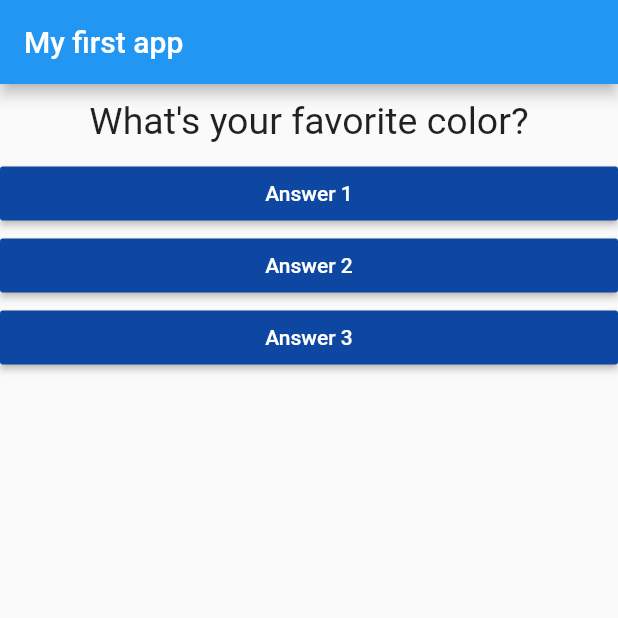
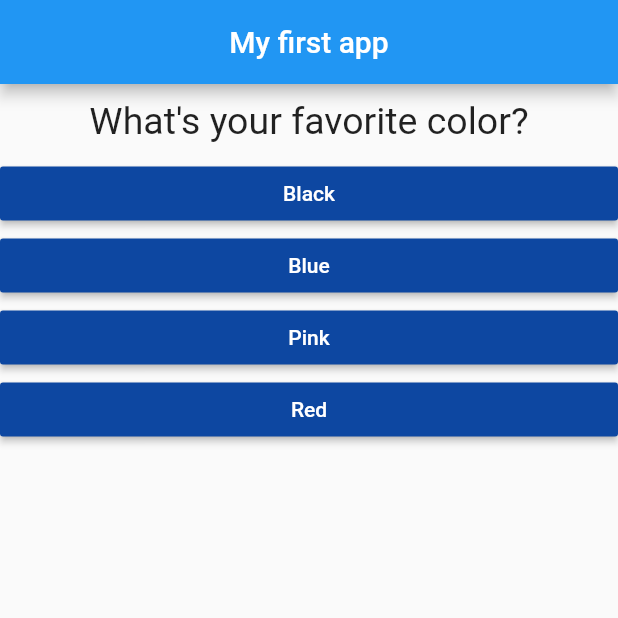
Before and after one commit to Punny2001/FlutterLearning, a Flutter app: the screen it shows after launch, on a phone screen of 412 x 824 dp, the top half of it. Run offline on Flutter 3.47's test engine with Material 2 defaults, Android fonts, the phone set to English and light mode, and no system bars.

Commit message:
Updated 4/3/2022

```diff
--- a/flutterfirstapp/lib/answer.dart
+++ b/flutterfirstapp/lib/answer.dart
@@ -2,9 +2,9 @@ import 'package:flutter/material.dart';
 
 class Answer extends StatelessWidget {
   final VoidCallback selectHandler;
-  final int count;
+  final String answerText;
 
-  Answer(this.selectHandler, this.count);
+  Answer(this.selectHandler, this.answerText);
 
   @override
   Widget build(BuildContext context) {
@@ -13,7 +13,7 @@ class Answer extends StatelessWidget {
       child: RaisedButton(
         color: Colors.blue.shade900,
         textColor: Colors.white,
-        child: Text('Answer $count'),
+        child: Text(answerText),
         onPressed: selectHandler,
       ),
     );
--- a/flutterfirstapp/lib/main.dart
+++ b/flutterfirstapp/lib/main.dart
@@ -19,9 +19,19 @@ class MyApp extends StatefulWidget {
 class _MyAppState extends State<MyApp> {
   var _questionIndex = 0;
 
-  var question = [
-    'What\'s your favorite color?',
-    'What\'s your favorite animal?',
+  var questions = [
+    {
+      'questionText': 'What\'s your favorite color?',
+      'answers': ['Black', 'Blue', 'Pink', 'Red'],
+    },
+    {
+      'questionText': 'What\'s your favorite animal?',
+      'answers': ['Dog', 'Cat', 'Bird', 'Fish'],
+    },
+    {
+      'questionText': 'What\'s your favorite mobile hone?',
+      'answers': ['iPhone', 'Samsung', 'Huawei', 'Oppo'],
+    },
   ];
 
   void _answerQuestion() {
@@ -38,15 +48,18 @@ class _MyAppState extends State<MyApp> {
         // Scaffold is to generate automatically page
         appBar: AppBar(
           title: Text('My first app'),
+          centerTitle: true,
         ),
         body: Column(
           children: [
             Question(
-              question[_questionIndex],
+              questions[_questionIndex]['questionText'] as String,
             ),
-            Answer(_answerQuestion, 1),
-            Answer(_answerQuestion, 2),
-            Answer(_answerQuestion, 3),
+            ...(questions[_questionIndex]['answers'] as List<
+                    String>) // ... makes separating list into a value of a list, then take it into child list.
+                .map((answer) {
+              return Answer(_answerQuestion, answer);
+            }).toList()
           ],
         ),
       ),
```
